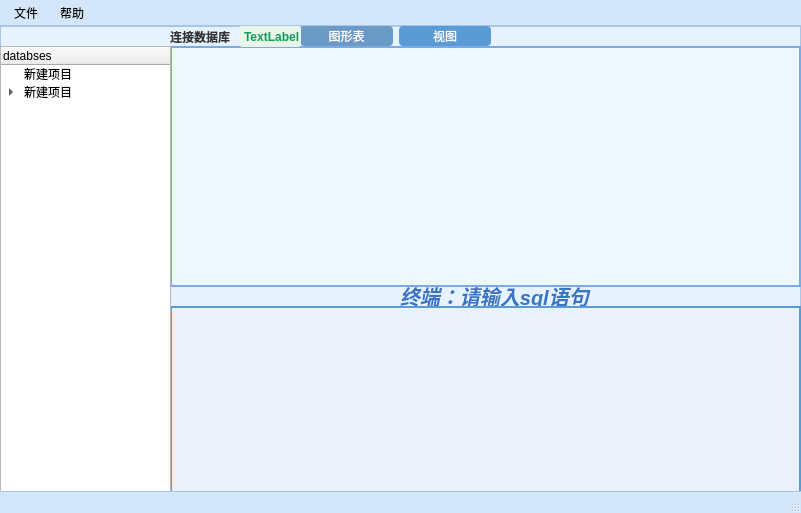
The window that Adbms/mainwindow.ui (liweiran-191/-) describes before a commit, drawn with Qt 5.
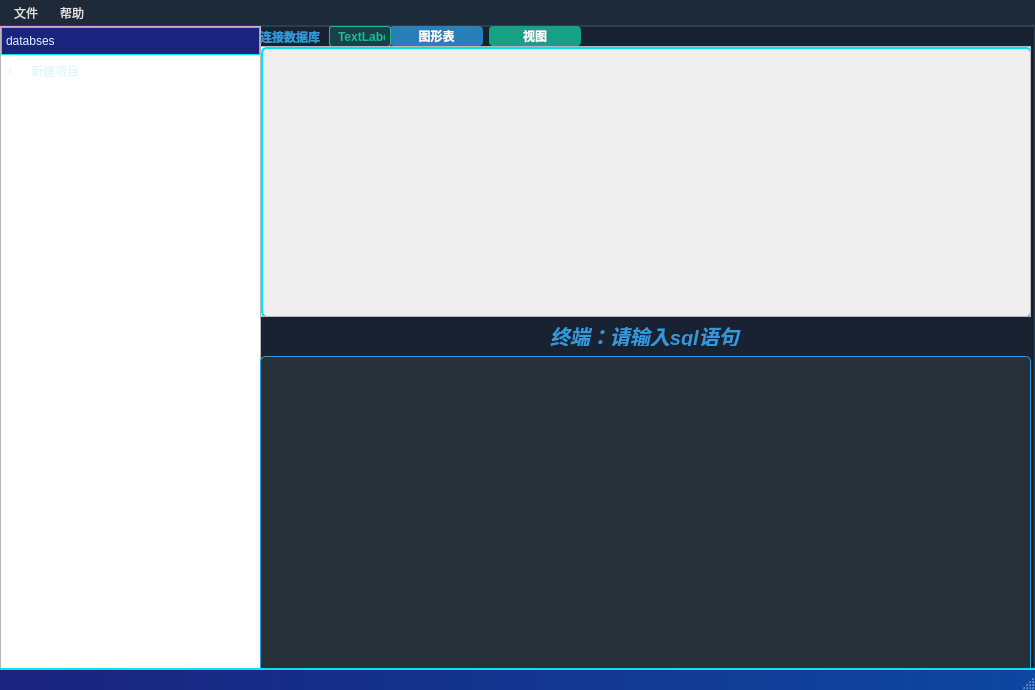
The same window after the commit. Icons and pictures are not drawn.

```diff
--- a/Adbms/mainwindow.ui
+++ b/Adbms/mainwindow.ui
@@ -6,101 +6,166 @@
    <rect>
     <x>0</x>
     <y>0</y>
-    <width>801</width>
-    <height>513</height>
+    <width>1035</width>
+    <height>690</height>
    </rect>
   </property>
+  <property name="minimumSize">
+   <size>
+    <width>1035</width>
+    <height>690</height>
+   </size>
+  </property>
+  <property name="maximumSize">
+   <size>
+    <width>1035</width>
+    <height>690</height>
+   </size>
+  </property>
   <property name="windowTitle">
    <string>MainWindow</string>
   </property>
   <property name="styleSheet">
-   <string>QMainWindow {
-    background-color: #E6F2FF;
+   <string notr="true">
+/* 全局样式 */
+QWidget {
+    color: #E0F7FA;
+    font-family: &quot;Segoe UI&quot;, Arial, sans-serif;
+}
+
+QMainWindow {
+    background: qlineargradient(x1:0, y1:0, x2:1, y2:1, stop:0 #1A237E, stop:1 #0D47A1);
+}
+
+QPushButton {
+    background-color: rgba(0, 229, 255, 0.1);
+    color: #E0F7FA;
+    border: 2px solid #00E5FF;
+    border-radius: 6px;
+    padding: 6px 12px;
+    font-weight: bold;
+}
+
+QPushButton:hover {
+    background-color: rgba(0, 229, 255, 0.2);
+    box-shadow: 0 0 8px rgba(0, 229, 255, 0.5);
+}
+
+QTreeView::item:hover { 
+    background-color: rgba(0, 229, 255, 0.15);
+    border: 1px solid #00E5FF;
+}
+
+QTableView {
+    background: transparent;
+    gridline-color: rgba(0, 229, 255, 0.3);
+    border: 2px solid #00E5FF;
+    border-radius: 6px;
+}
+
+QHeaderView::section {
+    background-color: #1A237E;
+    color: #E0F7FA;
+    padding: 4px;
+    border: 1px solid #00E5FF;
 }
 
 QMenuBar {
-    background-color: #D4E6F9;
-    border-bottom: 1px solid #A9C6E8;
+    background-color: #1E2A38;
+    border-bottom: 1px solid #2C3E50;
+    color: #E0E0E0;
 }
 
 QStatusBar {
-    background-color: #D4E6F9;
-    border-top: 1px solid #A9C6E8;
-}</string>
+    background-color: #1E2A38;
+    border-top: 1px solid #2C3E50;
+    color: #E0E0E0;
+}
+
+QTreeView::item {
+    padding: 6px;
+    border-radius: 4px;
+    border: 1px solid transparent;
+}
+
+QTreeView::item:selected {
+    background-color: rgba(0, 229, 255, 0.3);
+    border-color: #00E5FF;
+}
+
+QStatusBar {
+    background: qlineargradient(x1:0, y1:0, x2:1, y2:0, stop:0 #1A237E, stop:1 #0D47A1);
+    border-top: 2px solid #00E5FF;
+    color: #E0F7FA;
+}
+QTreeView::item:selected {
+    background-color: #2980B9;
+    color: #FFFFFF;
+}
+
+QTreeView::item:hover {
+    background-color: #34495E;
+}
+</string>
   </property>
   <widget class="QWidget" name="centralwidget">
    <property name="styleSheet">
     <string>QWidget#centralwidget {
-    background-color: #E6F2FF;
-    border: 1px solid #A9C6E8;
+    background-color: #192231;
+    border: 1px solid #2C3E50;
 }</string>
    </property>
    <widget class="QGraphicsView" name="showsqldo">
     <property name="geometry">
      <rect>
-      <x>170</x>
+      <x>260</x>
       <y>20</y>
-      <width>631</width>
-      <height>241</height>
+      <width>771</width>
+      <height>271</height>
      </rect>
     </property>
     <property name="styleSheet">
-     <string>border: 2px solid #7BAAE8; 
-background-color: #F0F8FF;</string>
-    </property>
-   </widget>
-   <widget class="QPlainTextEdit" name="insertsql">
-    <property name="geometry">
-     <rect>
-      <x>170</x>
-      <y>280</y>
-      <width>631</width>
-      <height>201</height>
-     </rect>
-    </property>
-    <property name="font">
-     <font>
-      <pointsize>12</pointsize>
-      <italic>true</italic>
-      <bold>true</bold>
-      <underline>true</underline>
-      <strikeout>false</strikeout>
-     </font>
-    </property>
-    <property name="focusPolicy">
-     <enum>Qt::FocusPolicy::TabFocus</enum>
-    </property>
-    <property name="styleSheet">
-     <string>border: 2px solid #5B9BD5; 
-background-color: #EAF1F9; 
-padding: 5px;</string>
+     <string>border: 2px solid #3498DB; 
+background-color: #1F2B38;
+border-radius: 5px;
+color: #E0E0E0;</string>
     </property>
    </widget>
    <widget class="QTreeWidget" name="tree">
     <property name="geometry">
      <rect>
       <x>0</x>
-      <y>20</y>
-      <width>171</width>
-      <height>461</height>
+      <y>0</y>
+      <width>261</width>
+      <height>651</height>
      </rect>
     </property>
     <property name="styleSheet">
-     <string>border: 2px solid #6B9AC7; 
-background-color: #E1EEFF; 
+     <string>border: 2px solid #3498DB; 
+background-color: #1F2B38; 
 padding: 2px;
-QTreeView::item { padding: 2px; }</string>
+border-radius: 5px;
+color: #E0E0E0;
+
+QTreeView::item { 
+    padding: 4px; 
+    border-radius: 2px;
+}
+
+QTreeView::item:selected { 
+    background-color: #2980B9; 
+    color: #FFFFFF;
+}
+
+QTreeView::item:hover { 
+    background-color: #34495E; 
+}</string>
     </property>
     <column>
      <property name="text">
       <string>databses</string>
      </property>
     </column>
-    <item>
-     <property name="text">
-      <string>新建项目</string>
-     </property>
-    </item>
     <item>
      <property name="text">
       <string>新建项目</string>
@@ -130,8 +195,8 @@
    <widget class="QLabel" name="label_3">
     <property name="geometry">
      <rect>
-      <x>400</x>
-      <y>260</y>
+      <x>550</x>
+      <y>300</y>
       <width>291</width>
       <height>20</height>
      </rect>
@@ -144,6 +209,7 @@
     </property>
     <property name="font">
      <font>
+      <family>Segoe UI</family>
       <pointsize>15</pointsize>
       <italic>true</italic>
       <bold>true</bold>
@@ -151,8 +217,9 @@
      </font>
     </property>
     <property name="styleSheet">
-     <string>color: #3A75C4; 
-background-color: transparent;</string>
+     <string notr="true">color: #3498DB; 
+background-color: transparent;
+text-shadow: 1px 1px 2px rgba(0, 0, 0, 0.5);</string>
     </property>
     <property name="text">
      <string>终端：请输入sql语句</string>
@@ -161,7 +228,7 @@
    <widget class="QWidget" name="layoutWidget">
     <property name="geometry">
      <rect>
-      <x>300</x>
+      <x>390</x>
       <y>0</y>
       <width>191</width>
       <height>20</height>
@@ -172,11 +239,12 @@
       <widget class="QPushButton" name="changeinui">
        <property name="styleSheet">
         <string>QPushButton {
-    background-color: #6B9AC7;
+    background-color: #2980B9;
     color: white;
     border-radius: 4px;
     padding: 2px 8px;
     border: none;
+    font-weight: bold;
 }
 
 QPushButton:hover {
@@ -196,11 +264,12 @@
       <widget class="QPushButton" name="uishow">
        <property name="styleSheet">
         <string>QPushButton {
-    background-color: #5B9BD5;
+    background-color: #16A085;
     color: white;
     border-radius: 4px;
     padding: 2px 8px;
     border: none;
+    font-weight: bold;
 }
 
 QPushButton:hover {
@@ -221,7 +290,7 @@
    <widget class="QWidget" name="layoutWidget">
     <property name="geometry">
      <rect>
-      <x>170</x>
+      <x>260</x>
       <y>0</y>
       <width>131</width>
       <height>21</height>
@@ -231,7 +300,7 @@
      <item>
       <widget class="QLabel" name="label">
        <property name="styleSheet">
-        <string>color: #333333;
+        <string>color: #3498DB;
 font-weight: bold;</string>
        </property>
        <property name="text">
@@ -242,11 +311,12 @@
      <item>
       <widget class="QLabel" name="basename">
        <property name="styleSheet">
-        <string>color: #0F9D58;
+        <string>color: #1ABC9C;
 font-weight: bold;
-padding: 2px;
-background-color: #E8F5E9;
-border-radius: 3px;</string>
+padding: 2px 5px;
+background-color: rgba(26, 188, 156, 0.2);
+border-radius: 3px;
+border: 1px solid #1ABC9C;</string>
        </property>
        <property name="text">
         <string>TextLabel</string>
@@ -255,13 +325,65 @@
      </item>
     </layout>
    </widget>
+   <widget class="QScrollArea" name="biao">
+    <property name="geometry">
+     <rect>
+      <x>260</x>
+      <y>20</y>
+      <width>771</width>
+      <height>271</height>
+     </rect>
+    </property>
+    <property name="widgetResizable">
+     <bool>true</bool>
+    </property>
+    <widget class="QWidget" name="scrollAreaWidgetContents">
+     <property name="geometry">
+      <rect>
+       <x>0</x>
+       <y>0</y>
+       <width>769</width>
+       <height>269</height>
+      </rect>
+     </property>
+     <widget class="QTableView" name="biaodetail">
+      <property name="geometry">
+       <rect>
+        <x>0</x>
+        <y>0</y>
+        <width>771</width>
+        <height>271</height>
+       </rect>
+      </property>
+     </widget>
+    </widget>
+   </widget>
+   <widget class="QTextEdit" name="insertsql">
+    <property name="geometry">
+     <rect>
+      <x>260</x>
+      <y>330</y>
+      <width>771</width>
+      <height>321</height>
+     </rect>
+    </property>
+    <property name="styleSheet">
+     <string notr="true">background-color: #263238;
+border: 1px solid #3498DB;
+border-radius: 5px;
+color: #E0E0E0;
+padding: 5px;
+font-family: &quot;Consolas&quot;, monospace;
+</string>
+    </property>
+   </widget>
   </widget>
   <widget class="QMenuBar" name="menubar">
    <property name="geometry">
     <rect>
      <x>0</x>
      <y>0</y>
-     <width>801</width>
+     <width>1035</width>
      <height>21</height>
     </rect>
    </property>
@@ -270,10 +392,11 @@
     background-color: transparent;
     padding: 4px 8px;
     border-radius: 4px;
+    color: #E0E0E0;
 }
 
 QMenuBar::item:selected {
-    background-color: #4285F4;
+    background-color: #2980B9;
     color: white;
 }
 
```
Left out of the diff: 21 changed lines with no effect on the pictures.
